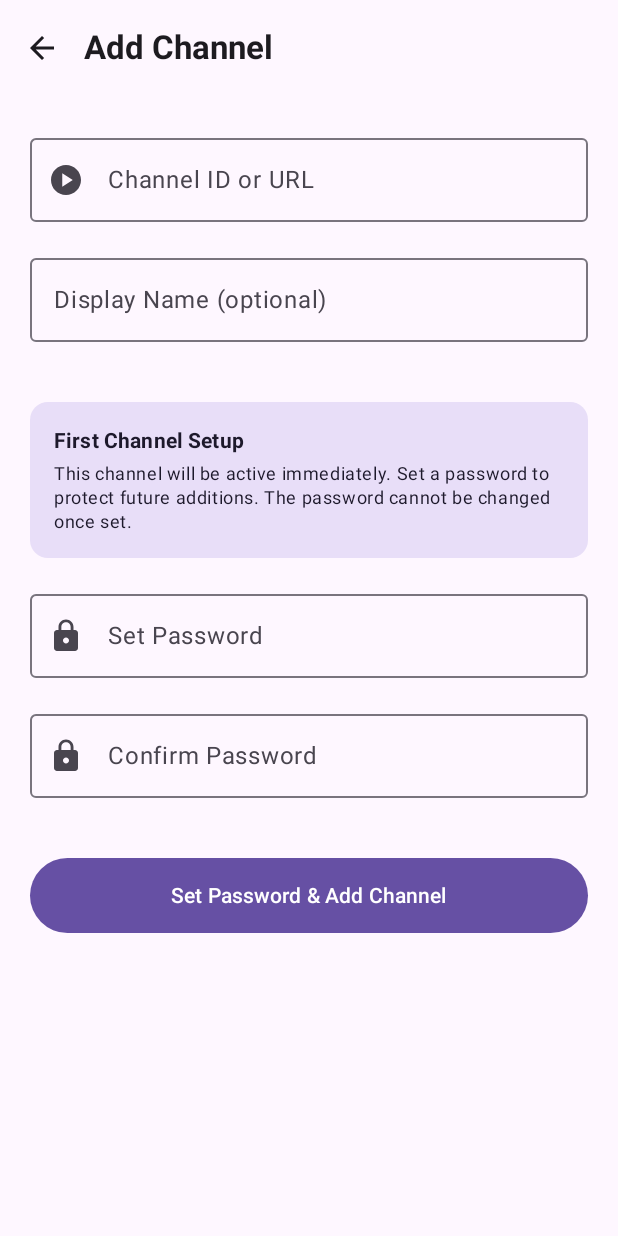
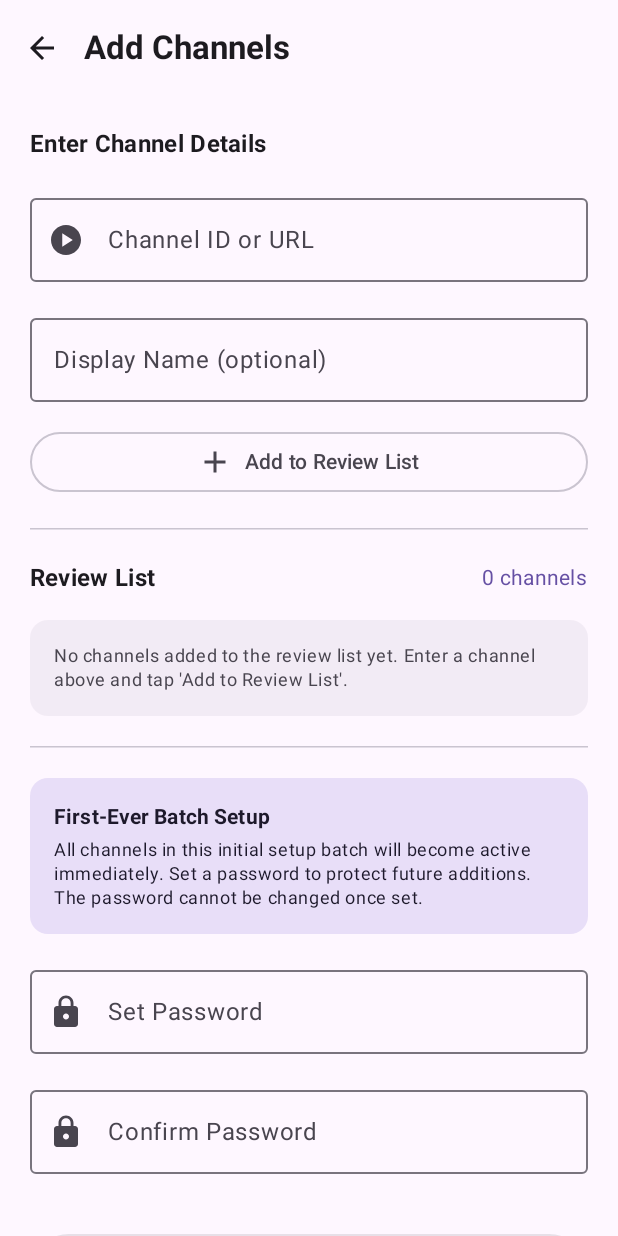
Before and after one commit to justcooking/Select-Tube, an Android app built with Jetpack Compose: the AddChannelScreen screen opened through its navigation route, on a phone screen of 412 x 824 dp. Run offline under Robolectric (Android 15) with nearby library versions, the phone set to English and light mode, and no system bars; our stand-ins replace Dagger/Hilt's generated code.

Commit message:
Support batch channel addition, review list, single password entry, and update README

```diff
--- a/app/src/main/java/com/selecttube/app/config/ChannelConfig.kt
+++ b/app/src/main/java/com/selecttube/app/config/ChannelConfig.kt
@@ -4,10 +4,10 @@ import java.util.concurrent.TimeUnit
 
 object ChannelConfig {
     /**
-     * Wait duration required before a newly added channel (after the first one)
-     * transitions from Pending to Active.
+     * Wait duration required before newly added channels (after the first setup batch)
+     * transition from Pending to Active.
      *
      * Change this to TimeUnit.MINUTES.toMillis(1) for testing.
      */
-    val ACTIVATION_DELAY_MS: Long = TimeUnit.MINUTES.toMillis(1)
+    val ACTIVATION_DELAY_MS: Long = TimeUnit.HOURS.toMillis(2)
 }
--- a/app/src/main/java/com/selecttube/app/data/db/ChannelDao.kt
+++ b/app/src/main/java/com/selecttube/app/data/db/ChannelDao.kt
@@ -19,6 +19,9 @@ interface ChannelDao {
     @Insert(onConflict = OnConflictStrategy.REPLACE)
     suspend fun insert(channel: ChannelEntity)
 
+    @Insert(onConflict = OnConflictStrategy.REPLACE)
+    suspend fun insertAll(channels: List<ChannelEntity>)
+
     @Query("DELETE FROM channels WHERE channelId = :id")
     suspend fun deleteById(id: String)
 
--- a/app/src/main/java/com/selecttube/app/data/repository/ChannelRepository.kt
+++ b/app/src/main/java/com/selecttube/app/data/repository/ChannelRepository.kt
@@ -32,6 +32,8 @@ class ChannelRepository @Inject constructor(
 
     suspend fun addChannel(entity: ChannelEntity) = dao.insert(entity)
 
+    suspend fun addChannels(entities: List<ChannelEntity>) = dao.insertAll(entities)
+
     /** Removes a channel by ID. Used for both "Remove" (active) and "Cancel" (pending). */
     suspend fun removeChannel(channelId: String) = dao.deleteById(channelId)
 
--- a/app/src/main/java/com/selecttube/app/ui/addchannel/AddChannelScreen.kt
+++ b/app/src/main/java/com/selecttube/app/ui/addchannel/AddChannelScreen.kt
@@ -2,6 +2,7 @@ package com.selecttube.app.ui.addchannel
 
 import androidx.compose.foundation.layout.Arrangement
 import androidx.compose.foundation.layout.Column
+import androidx.compose.foundation.layout.Row
 import androidx.compose.foundation.layout.Spacer
 import androidx.compose.foundation.layout.fillMaxSize
 import androidx.compose.foundation.layout.fillMaxWidth
@@ -13,7 +14,8 @@ import androidx.compose.foundation.text.KeyboardOptions
 import androidx.compose.foundation.verticalScroll
 import androidx.compose.material.icons.Icons
 import androidx.compose.material.icons.automirrored.filled.ArrowBack
-import androidx.compose.material.icons.filled.Info
+import androidx.compose.material.icons.filled.Add
+import androidx.compose.material.icons.filled.Close
 import androidx.compose.material.icons.filled.Lock
 import androidx.compose.material.icons.filled.PlayCircle
 import androidx.compose.material3.Button
@@ -21,9 +23,12 @@ import androidx.compose.material3.Card
 import androidx.compose.material3.CardDefaults
 import androidx.compose.material3.CircularProgressIndicator
 import androidx.compose.material3.ExperimentalMaterial3Api
+import androidx.compose.material3.HorizontalDivider
 import androidx.compose.material3.Icon
 import androidx.compose.material3.IconButton
 import androidx.compose.material3.MaterialTheme
+import androidx.compose.material3.OutlinedButton
+import androidx.compose.material3.OutlinedCard
 import androidx.compose.material3.OutlinedTextField
 import androidx.compose.material3.Scaffold
 import androidx.compose.material3.Text
@@ -31,6 +36,7 @@ import androidx.compose.material3.TopAppBar
 import androidx.compose.runtime.Composable
 import androidx.compose.runtime.LaunchedEffect
 import androidx.compose.runtime.getValue
+import androidx.compose.ui.Alignment
 import androidx.compose.ui.Modifier
 import androidx.compose.ui.text.font.FontWeight
 import androidx.compose.ui.text.input.ImeAction
@@ -57,7 +63,7 @@ fun AddChannelScreen(
     Scaffold(
         topBar = {
             TopAppBar(
-                title = { Text("Add Channel") },
+                title = { Text("Add Channels") },
                 navigationIcon = {
                     IconButton(onClick = onNavigateBack) {
                         Icon(Icons.AutoMirrored.Filled.ArrowBack, contentDescription = "Back")
@@ -74,7 +80,13 @@ fun AddChannelScreen(
                 .padding(20.dp),
             verticalArrangement = Arrangement.spacedBy(16.dp),
         ) {
-            // Channel input section
+            // ── Section 1: Input Channel ──────────────────────────────────────
+            Text(
+                text = "Enter Channel Details",
+                style = MaterialTheme.typography.titleMedium,
+                fontWeight = FontWeight.Bold,
+            )
+
             OutlinedTextField(
                 value = state.channelInput,
                 onValueChange = viewModel::onChannelInputChange,
@@ -99,14 +111,95 @@ fun AddChannelScreen(
                 singleLine = true,
                 modifier = Modifier.fillMaxWidth(),
                 keyboardOptions = KeyboardOptions(
-                    imeAction = ImeAction.Next,
+                    imeAction = ImeAction.Done,
                 ),
             )
 
-            Spacer(modifier = Modifier.height(8.dp))
+            OutlinedButton(
+                onClick = viewModel::stageChannel,
+                modifier = Modifier.fillMaxWidth(),
+            ) {
+                Icon(Icons.Default.Add, contentDescription = null)
+                Spacer(modifier = Modifier.size(8.dp))
+                Text("Add to Review List")
+            }
 
-            // Password section based on whether it is first channel
-            if (state.isFirstChannel) {
+            HorizontalDivider(modifier = Modifier.padding(vertical = 4.dp))
+
+            // ── Section 2: Review List ────────────────────────────────────────
+            Row(
+                modifier = Modifier.fillMaxWidth(),
+                horizontalArrangement = Arrangement.SpaceBetween,
+                verticalAlignment = Alignment.CenterVertically,
+            ) {
+                Text(
+                    text = "Review List",
+                    style = MaterialTheme.typography.titleMedium,
+                    fontWeight = FontWeight.Bold,
+                )
+                Text(
+                    text = "${state.stagedChannels.size} channel${if (state.stagedChannels.size == 1) "" else "s"}",
+                    style = MaterialTheme.typography.bodyMedium,
+                    color = MaterialTheme.colorScheme.primary,
+                )
+            }
+
+            if (state.stagedChannels.isEmpty()) {
+                Card(
+                    colors = CardDefaults.cardColors(
+                        containerColor = MaterialTheme.colorScheme.surfaceVariant.copy(alpha = 0.5f),
+                    ),
+                    modifier = Modifier.fillMaxWidth(),
+                ) {
+                    Text(
+                        text = "No channels added to the review list yet. Enter a channel above and tap 'Add to Review List'.",
+                        style = MaterialTheme.typography.bodySmall,
+                        color = MaterialTheme.colorScheme.onSurfaceVariant,
+                        modifier = Modifier.padding(16.dp),
+                    )
+                }
+            } else {
+                state.stagedChannels.forEach { item ->
+                    OutlinedCard(
+                        modifier = Modifier.fillMaxWidth(),
+                    ) {
+                        Row(
+                            modifier = Modifier
+                                .fillMaxWidth()
+                                .padding(horizontal = 16.dp, vertical = 10.dp),
+                            verticalAlignment = Alignment.CenterVertically,
+                            horizontalArrangement = Arrangement.SpaceBetween,
+                        ) {
+                            Column(modifier = Modifier.weight(1f)) {
+                                Text(
+                                    text = item.displayName,
+                                    style = MaterialTheme.typography.bodyLarge,
+                                    fontWeight = FontWeight.SemiBold,
+                                )
+                                if (item.displayName != item.channelId) {
+                                    Text(
+                                        text = item.channelId,
+                                        style = MaterialTheme.typography.bodySmall,
+                                        color = MaterialTheme.colorScheme.onSurfaceVariant,
+                                    )
+                                }
+                            }
+                            IconButton(onClick = { viewModel.removeStagedChannel(item.channelId) }) {
+                                Icon(
+                                    Icons.Default.Close,
+                                    contentDescription = "Remove from list",
+                                    tint = MaterialTheme.colorScheme.error,
+                                )
+                            }
+                        }
+                    }
+                }
+            }
+
+            HorizontalDivider(modifier = Modifier.padding(vertical = 4.dp))
+
+            // ── Section 3: Password & Confirmation ───────────────────────────
+            if (state.isFirstBatch) {
                 Card(
                     colors = CardDefaults.cardColors(
                         containerColor = MaterialTheme.colorScheme.secondaryContainer,
@@ -115,14 +208,14 @@ fun AddChannelScreen(
                 ) {
                     Column(modifier = Modifier.padding(16.dp)) {
                         Text(
-                            text = "First Channel Setup",
+                            text = "First-Ever Batch Setup",
                             style = MaterialTheme.typography.titleSmall,
                             fontWeight = FontWeight.Bold,
                             color = MaterialTheme.colorScheme.onSecondaryContainer,
                         )
                         Spacer(modifier = Modifier.height(4.dp))
                         Text(
-                            text = "This channel will be active immediately. Set a password to protect future additions. The password cannot be changed once set.",
+                            text = "All channels in this initial setup batch will become active immediately. Set a password to protect future additions. The password cannot be changed once set.",
                             style = MaterialTheme.typography.bodySmall,
                             color = MaterialTheme.colorScheme.onSecondaryContainer,
                         )
@@ -165,13 +258,13 @@ fun AddChannelScreen(
                 ) {
                     Column(modifier = Modifier.padding(16.dp)) {
                         Text(
-                            text = "Password Protected",
+                            text = "Password Protected Batch",
                             style = MaterialTheme.typography.titleSmall,
                             fontWeight = FontWeight.Bold,
                         )
                         Spacer(modifier = Modifier.height(4.dp))
                         Text(
-                            text = "Enter your password to add this channel. It will enter a pending wait period before becoming available.",
+                            text = "Enter your password once to confirm this batch. All channels in this batch will share a single 2-hour wait before becoming active.",
                             style = MaterialTheme.typography.bodySmall,
                             color = MaterialTheme.colorScheme.onSurfaceVariant,
                         )
@@ -212,12 +305,18 @@ fun AddChannelScreen(
 
             Spacer(modifier = Modifier.height(8.dp))
 
+            // Submit Button
+            val buttonText = when {
+                state.isFirstBatch -> "Set Password & Add ${if (state.stagedChannels.isNotEmpty()) "(${state.stagedChannels.size})" else ""}"
+                else -> "Confirm & Add Batch ${if (state.stagedChannels.isNotEmpty()) "(${state.stagedChannels.size})" else ""}"
+            }
+
             Button(
-                onClick = viewModel::addChannel,
-                enabled = !state.isLoading,
+                onClick = viewModel::confirmBatch,
+                enabled = !state.isLoading && state.stagedChannels.isNotEmpty(),
                 modifier = Modifier
                     .fillMaxWidth()
-                    .height(50.dp),
+                    .height(52.dp),
             ) {
                 if (state.isLoading) {
                     CircularProgressIndicator(
@@ -227,7 +326,9 @@ fun AddChannelScreen(
                     )
                 } else {
                     Text(
-                        text = if (state.isFirstChannel) "Set Password & Add Channel" else "Add Channel",
+                        text = buttonText,
+                        style = MaterialTheme.typography.bodyLarge,
+                        fontWeight = FontWeight.Bold,
                     )
                 }
             }
```
Also changed, not shown: app/src/main/java/com/selecttube/app/ui/addchannel/AddChannelViewModel.kt (+96 -44 lines), 1 other file.
